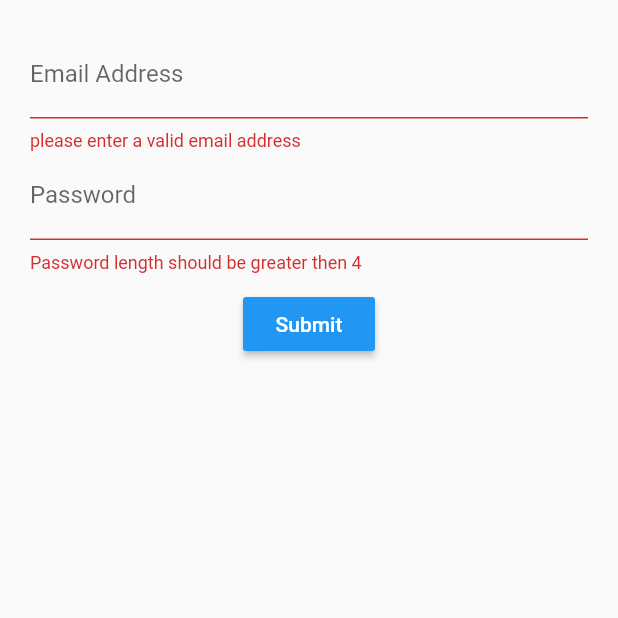
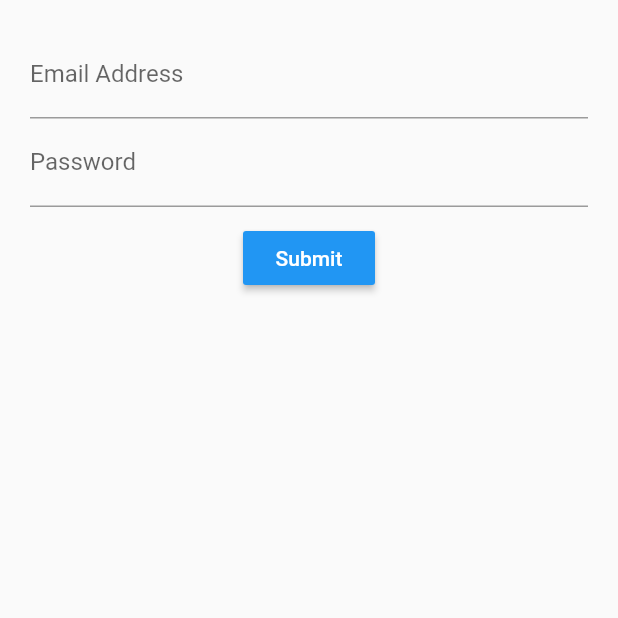
Before and after one commit to negimohit1209/bloc_pattern, a Flutter app: the screen it shows after launch, after a tap on "Submit", on a phone screen of 412 x 824 dp, the top half of it. Run offline on Flutter 3.47's test engine with Material 2 defaults, Android fonts, the phone set to English and light mode, and no system bars.

Commit message:
add BLOC patter to the current login form and converting the form from a stateful to a stateless component

```diff
--- a/lib/main.dart
+++ b/lib/main.dart
@@ -1,4 +1,5 @@
 import 'package:flutter/material.dart';
 import 'package:login_stateful/src/app.dart';
+import 'package:login_stateful/src/blocApp.dart';
 
-void main() => runApp(App());
+void main() => runApp(BlocApp());
--- /dev/null
+++ b/lib/src/blocApp.dart
@@ -0,0 +1,14 @@
+import 'package:flutter/material.dart';
+import 'package:login_stateful/src/screens/login_screen_bloc.dart';
+
+class BlocApp extends StatelessWidget {
+  @override
+  Widget build(BuildContext context) {
+    return MaterialApp(
+        title: "Login form using bloc",
+        home: Scaffold(
+          body: LoginScreenBloc(),
+        )
+    );
+  }
+}
--- /dev/null
+++ b/lib/src/mixins/validation_mixins.dart
@@ -0,0 +1,15 @@
+class ValidationMixin{
+  String validateEmail(String value) {
+    if(! value.contains('@')) {
+      return 'please enter a valid email address';
+    }
+    return null;
+  }
+
+  String validatePassword(String value){
+    if(value.length < 4){
+      return 'Password length should be greater then 4';
+    }
+    return null;
+  }
+}
--- a/lib/src/screens/login_scree.dart
+++ b/lib/src/screens/login_scree.dart
@@ -1,11 +1,12 @@
 import 'package:flutter/material.dart';
+import '../mixins/validation_mixins.dart';
 
 class LoginScreen extends StatefulWidget {
   @override
   _LoginScreenState createState() => _LoginScreenState();
 }
 
-class _LoginScreenState extends State<LoginScreen> {
+class _LoginScreenState extends State<LoginScreen> with ValidationMixin{
   final formKey = GlobalKey<FormState>();
   String email = "";
   String password = "";
@@ -35,11 +36,7 @@ class _LoginScreenState extends State<LoginScreen> {
         labelText: 'Email Address',
         hintText: 'you@email.com'
       ),
-      validator: (String value) {
-        if(! value.contains('@')) {
-          return 'please enter a valid email address';
-        }
-      },
+      validator: validateEmail,
       onSaved: (String value) {
         email = value;
       },
@@ -52,11 +49,7 @@ class _LoginScreenState extends State<LoginScreen> {
           labelText: 'Password',
           hintText: 'Password'
       ),
-      validator: (String value){
-        if(value.length < 4){
-          return 'Password length should be greater then 4';
-        }
-      },
+      validator: validatePassword,
       onSaved: (String value) {
         password = value;
       },
--- /dev/null
+++ b/lib/src/screens/login_screen_bloc.dart
@@ -0,0 +1,48 @@
+import 'package:flutter/material.dart';
+
+class LoginScreenBloc extends StatelessWidget {
+  @override
+  Widget build(BuildContext context) {
+    return Container(
+        margin: EdgeInsets.all(20),
+        child: Column(
+          children: <Widget>[
+            emailField(),
+            passwordField(),
+            SizedBox(height: 10,),
+            submitButton(),
+
+          ],
+        )
+    );
+  }
+
+  Widget emailField() {
+    return TextField(
+      keyboardType: TextInputType.emailAddress,
+      decoration: InputDecoration(
+        labelText: 'Email Address',
+        hintText: 'you@email.com',
+      ),
+    );
+  }
+
+  Widget passwordField() {
+    return TextField(
+//      obscureText: true,
+      decoration: InputDecoration(
+          labelText: 'Password',
+          hintText: 'Password'
+      ),
+    );
+  }
+
+  Widget submitButton(){
+    return RaisedButton(
+      color: Colors.blue,
+      onPressed: (){},
+      child: Text("Submit", style: TextStyle(color: Colors.white),),
+    );
+  }
+
+}
```
